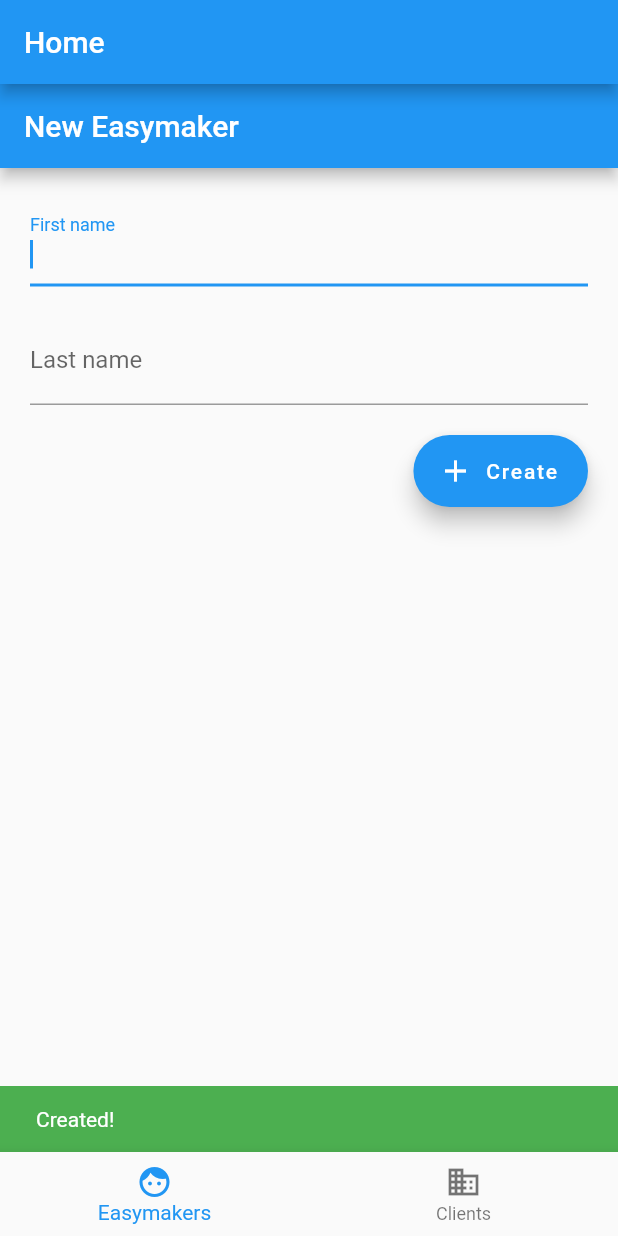
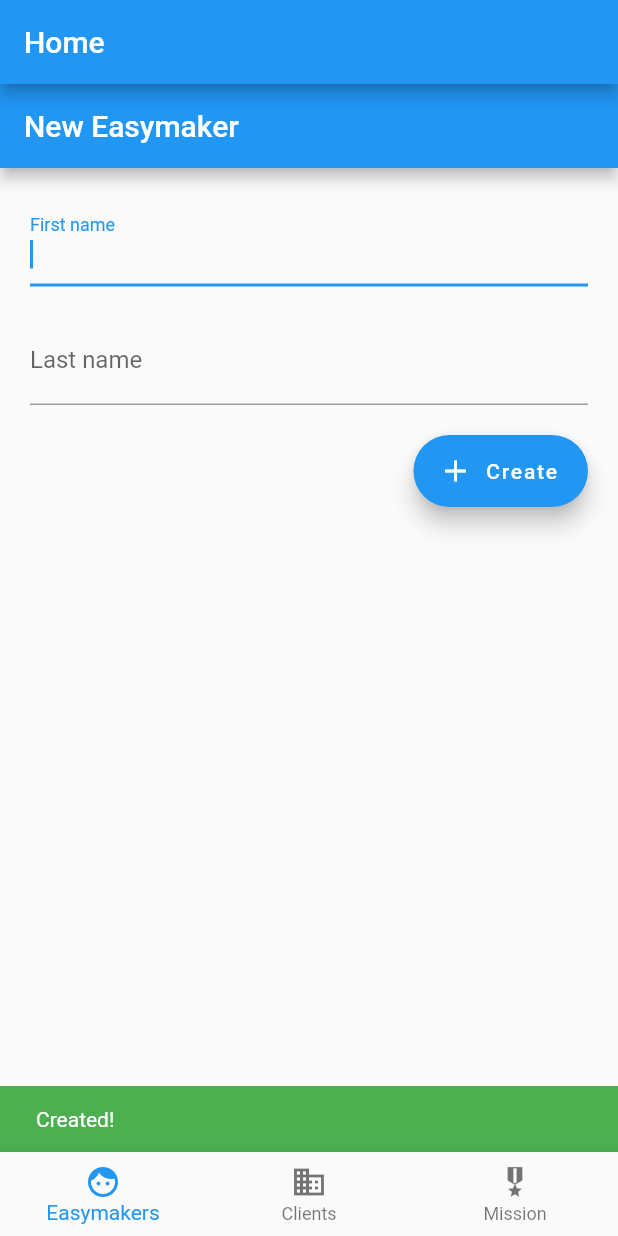
Before and after one commit to GaetanRdn/where_my_coworkers, a Flutter app: the screen it shows after launch, after a tap on "Create", on a phone screen of 412 x 824 dp. Run offline on Flutter 3.47's test engine with Material 2 defaults, Android fonts, the phone set to English and light mode, and no system bars; missing offline and left inert: localstore.

Commit message:
feature(MissionForm): create form
Closes #4

```diff
--- a/lib/client.dart
+++ b/lib/client.dart
@@ -10,8 +10,8 @@ class Client {
       this.id);
 
   factory Client.fromJson(Map<String, dynamic> json) {
-    return Client(json['id'], json['name'], json['street'], json['city'],
-        json['zipCode'], json['country']);
+    return Client(json['name'], json['street'], json['city'],
+        json['zipCode'], json['country'], json['id']);
   }
 
   Map<String, dynamic> toJson() => {
@@ -22,4 +22,10 @@ class Client {
         'zipCode': zipCode,
         'country': country,
       };
+
+  @override
+  bool operator ==(Object other) => other is Client && other.id == id;
+
+  @override
+  int get hashCode => id.hashCode;
 }
--- a/lib/easymaker.dart
+++ b/lib/easymaker.dart
@@ -6,7 +6,7 @@ class Easymaker {
   Easymaker(this.lastName, this.firstName, this.id);
 
   factory Easymaker.fromJson(Map<String, dynamic> json) {
-    return Easymaker(json['id'], json['lastName'], json['firstName']);
+    return Easymaker(json['lastName'], json['firstName'], json['id']);
   }
 
   Map<String, dynamic> toJson() => {
@@ -14,4 +14,10 @@ class Easymaker {
         'lastName': lastName,
         'firstName': firstName,
       };
+
+  @override
+  bool operator ==(Object other) => other is Easymaker && other.id == id;
+
+  @override
+  int get hashCode => id.hashCode;
 }
--- a/lib/home_page.dart
+++ b/lib/home_page.dart
@@ -1,8 +1,9 @@
-
 import 'package:easymakers_tracker/client_form.dart';
 import 'package:easymakers_tracker/client_storage.dart';
 import 'package:easymakers_tracker/easymaker_form.dart';
 import 'package:easymakers_tracker/easymaker_storage.dart';
+import 'package:easymakers_tracker/mission_form.dart';
+import 'package:easymakers_tracker/mission_storage.dart';
 import 'package:flutter/material.dart';
 
 class HomePage extends StatefulWidget {
@@ -49,6 +50,11 @@ class _HomePageState extends State<HomePage> {
         children: [
           EasymakerFormPage(storage: EasymakerStorage()),
           ClientFormPage(storage: ClientStorage()),
+          MissionFormPage(
+            easymakerStorage: EasymakerStorage(),
+            clientStorage: ClientStorage(),
+            missionStorage: MissionStorage(),
+          ),
         ],
       ),
       bottomNavigationBar: BottomNavigationBar(
@@ -59,6 +65,8 @@ class _HomePageState extends State<HomePage> {
         items: const [
           BottomNavigationBarItem(icon: Icon(Icons.face), label: 'Easymakers'),
           BottomNavigationBarItem(icon: Icon(Icons.business), label: 'Clients'),
+          BottomNavigationBarItem(
+              icon: Icon(Icons.military_tech), label: 'Mission'),
         ],
       ),
     );
--- /dev/null
+++ b/lib/mission.dart
@@ -0,0 +1,17 @@
+class Mission {
+  final String easymakerId;
+  final String clientId;
+  final String id;
+
+  Mission(this.easymakerId, this.clientId, this.id);
+
+  factory Mission.fromJson(Map<String, dynamic> json) {
+    return Mission(json['id'], json['easymakerId'], json['clientId']);
+  }
+
+  Map<String, dynamic> toJson() => {
+        'id': id,
+        'easymakerId': easymakerId,
+        'clientId': clientId,
+      };
+}
--- /dev/null
+++ b/lib/mission_storage.dart
@@ -0,0 +1,12 @@
+import 'package:easymakers_tracker/mission.dart';
+import 'package:localstore/localstore.dart';
+
+class MissionStorage {
+  final Localstore _db = Localstore.instance;
+
+  Future<void> write(String easymakerId, String clientId) async {
+    final id = _db.collection('missions').doc().id;
+    _db.collection('missions').doc(id).set(Mission(easymakerId, clientId, id).toJson());
+    return Future.value();
+  }
+}
```
Also changed, not shown: lib/client_storage.dart (+10 -0 lines), lib/easymaker_storage.dart (+12 -0 lines), lib/mission_form.dart (added, +121 -0 lines).
